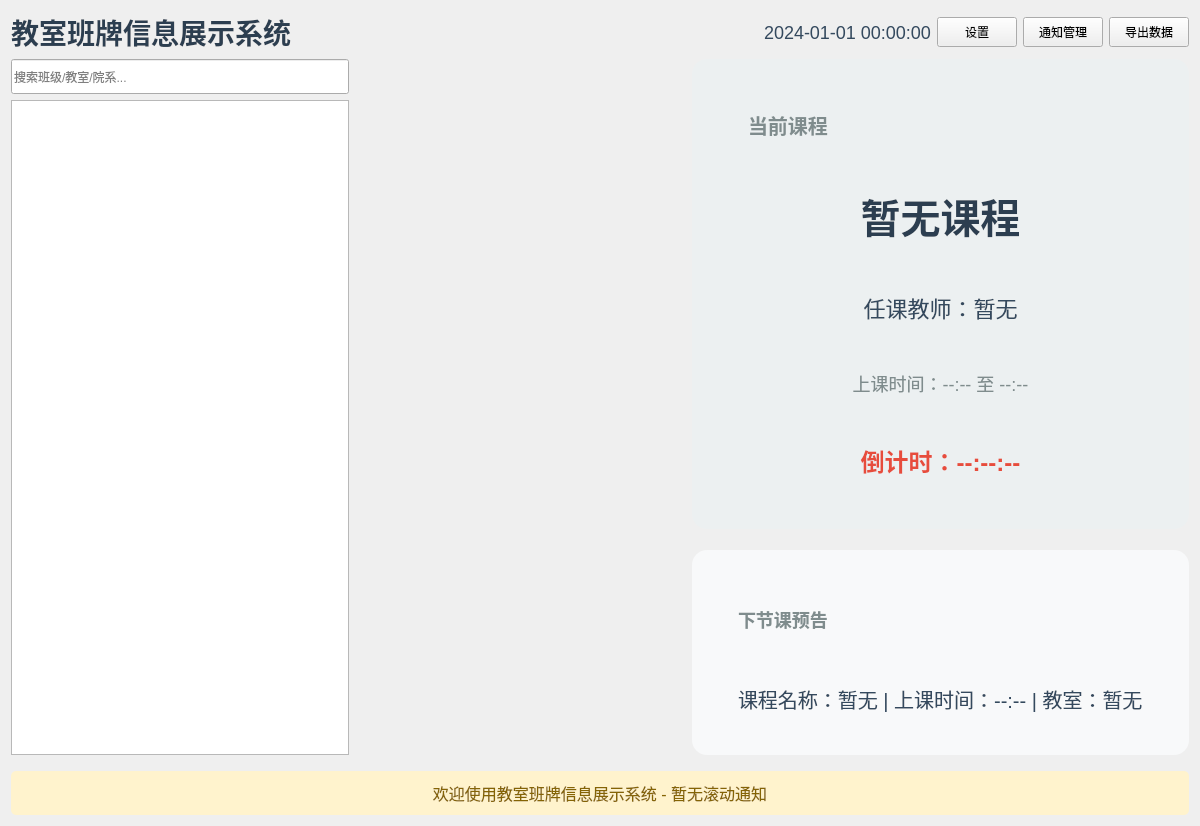
Above: src/ui/MainWindow.ui from xujianye0919/Qt-system before the change. Below: the same form after it.
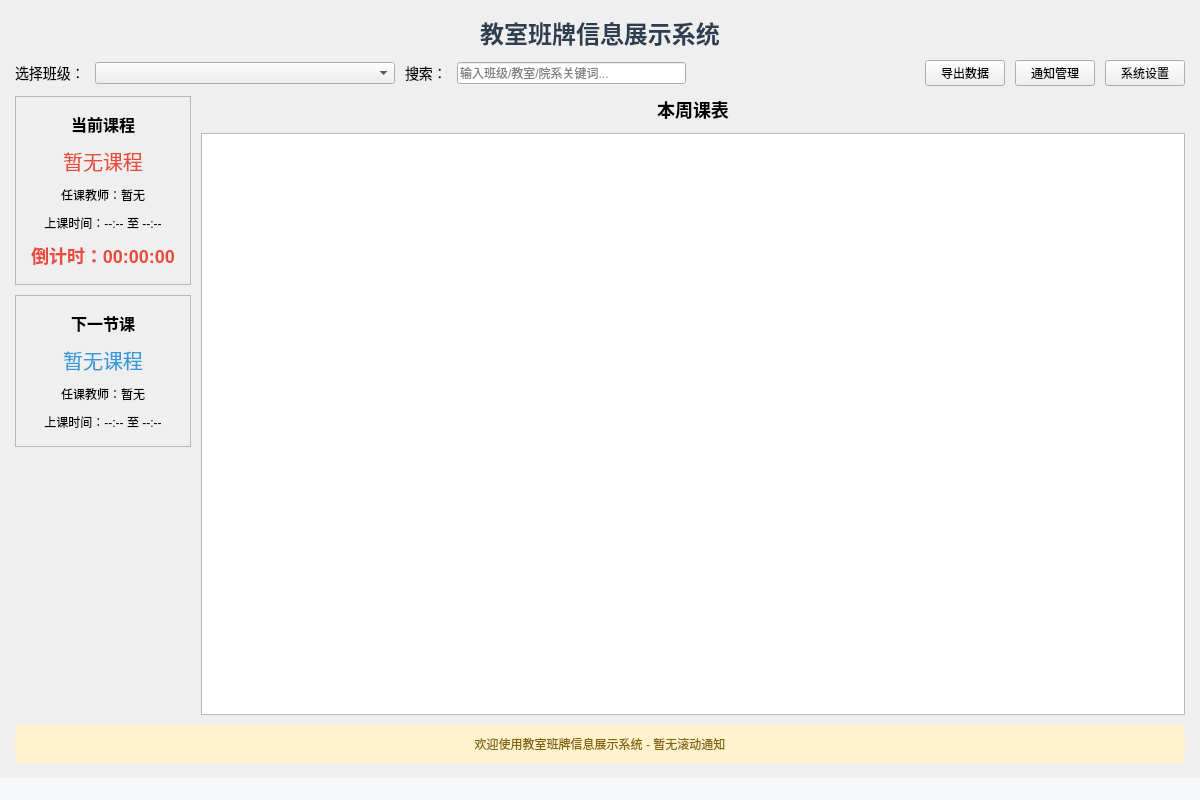
That is the form after the change.

Diff of the .ui file:
```diff
--- a/src/ui/MainWindow.ui
+++ b/src/ui/MainWindow.ui
@@ -14,22 +14,63 @@
    <string>教室班牌信息展示系统</string>
   </property>
   <widget class="QWidget" name="centralWidget">
-   <layout class="QVBoxLayout" name="verticalLayout_2">
-    <!-- 顶部区域 -->
+   <layout class="QVBoxLayout" name="verticalLayout_5">
+    <!-- 顶部标题栏 -->
     <item>
-     <layout class="QHBoxLayout" name="topLayout">
+     <widget class="QLabel" name="titleLabel">
+      <property name="text">
+       <string>教室班牌信息展示系统</string>
+      </property>
+      <property name="alignment">
+       <set>Qt::AlignCenter</set>
+      </property>
+      <property name="styleSheet">
+       <string>font-size: 24px; font-weight: bold; color: #2c3e50;</string>
+      </property>
+     </widget>
+    </item>
+    <!-- 班级选择+搜索栏 -->
+    <item>
+     <layout class="QHBoxLayout" name="horizontalLayout_1">
       <item>
-       <widget class="QLabel" name="titleLabel">
+       <widget class="QLabel" name="label_1">
         <property name="text">
-         <string>教室班牌信息展示系统</string>
+         <string>选择班级：</string>
         </property>
         <property name="styleSheet">
-         <string notr="true">font-size: 28px; font-weight: bold; color: #2c3e50;</string>
+         <string>font-size: 14px;</string>
         </property>
        </widget>
       </item>
       <item>
-       <spacer name="horizontalSpacer">
+       <widget class="QComboBox" name="classComboBox">
+        <property name="minimumSize">
+         <size>
+          <width>300</width>
+          <height>0</height>
+         </size>
+        </property>
+       </widget>
+      </item>
+      <item>
+       <widget class="QLabel" name="label_2">
+        <property name="text">
+         <string>搜索：</string>
+        </property>
+        <property name="styleSheet">
+         <string>font-size: 14px;</string>
+        </property>
+       </widget>
+      </item>
+      <item>
+       <widget class="QLineEdit" name="searchEdit">
+        <property name="placeholderText">
+         <string>输入班级/教室/院系关键词...</string>
+        </property>
+       </widget>
+      </item>
+      <item>
+       <spacer name="horizontalSpacer_1">
         <property name="orientation">
          <enum>Qt::Horizontal</enum>
         </property>
@@ -41,127 +82,54 @@
         </property>
        </spacer>
       </item>
-      <item>
-       <widget class="QLabel" name="timeLabel">
-        <property name="text">
-         <string>2024-01-01 00:00:00</string>
-        </property>
-        <property name="styleSheet">
-         <string notr="true">font-size: 18px; color: #34495e;</string>
-        </property>
-       </widget>
-      </item>
-      <item>
-       <widget class="QPushButton" name="settingsBtn">
-        <property name="text">
-         <string>设置</string>
-        </property>
-        <property name="minimumSize">
-         <size>
-          <width>80</width>
-          <height>30</height>
-         </size>
-        </property>
-       </widget>
-      </item>
-      <item>
-       <widget class="QPushButton" name="noticeBtn">
-        <property name="text">
-         <string>通知管理</string>
-        </property>
-        <property name="minimumSize">
-         <size>
-          <width>80</width>
-          <height>30</height>
-         </size>
-        </property>
-       </widget>
-      </item>
       <item>
        <widget class="QPushButton" name="exportBtn">
         <property name="text">
          <string>导出数据</string>
         </property>
-        <property name="minimumSize">
-         <size>
-          <width>80</width>
-          <height>30</height>
-         </size>
+       </widget>
+      </item>
+      <item>
+       <widget class="QPushButton" name="noticeManagerBtn">
+        <property name="text">
+         <string>通知管理</string>
+        </property>
+       </widget>
+      </item>
+      <item>
+       <widget class="QPushButton" name="settingsBtn">
+        <property name="text">
+         <string>系统设置</string>
         </property>
        </widget>
       </item>
      </layout>
     </item>
-    <!-- 中间核心区域 -->
+    <!-- 中间内容区（当前课程+课表） -->
     <item>
-     <layout class="QHBoxLayout" name="centralLayout">
-      <!-- 左侧班级区域 -->
+     <layout class="QHBoxLayout" name="horizontalLayout_2">
+      <!-- 左侧：当前/下节课信息 -->
       <item>
-       <layout class="QVBoxLayout" name="leftLayout">
-        <item>
-         <widget class="QLineEdit" name="searchEdit">
-          <property name="placeholderText">
-           <string>搜索班级/教室/院系...</string>
-          </property>
-          <property name="minimumSize">
-           <size>
-            <width>300</width>
-            <height>35</height>
-           </size>
-          </property>
-         </widget>
-        </item>
-        <item>
-         <widget class="QTableView" name="classTableView">
-          <property name="minimumSize">
-           <size>
-            <width>300</width>
-            <height>0</height>
-           </size>
-          </property>
-          <property name="selectionBehavior">
-           <enum>QAbstractItemView::SelectRows</enum>
-          </property>
-          <property name="editTriggers">
-           <set>QAbstractItemView::NoEditTriggers</set>
-          </property>
-          <property name="showGrid">
-           <bool>true</bool>
-          </property>
-         </widget>
-        </item>
-       </layout>
-      </item>
-      <item>
-       <spacer name="horizontalSpacer_2">
-        <property name="orientation">
-         <enum>Qt::Horizontal</enum>
-        </property>
-        <property name="sizeHint" stdset="0">
-         <size>
-          <width>30</width>
-          <height>20</height>
-         </size>
-        </property>
-       </spacer>
-      </item>
-      <!-- 右侧课程展示区域 -->
-      <item>
-       <layout class="QVBoxLayout" name="rightLayout">
-        <!-- 当前课程卡片 -->
+       <layout class="QVBoxLayout" name="verticalLayout_1">
         <item>
          <widget class="QFrame" name="currentCourseFrame">
-          <property name="styleSheet">
-           <string notr="true">background-color: #ecf0f1; border-radius: 15px; padding: 20px;</string>
+          <property name="frameShape">
+           <enum>QFrame::StyledPanel</enum>
           </property>
-          <layout class="QVBoxLayout" name="currentCourseLayout">
+          <property name="frameShadow">
+           <enum>QFrame::Raised</enum>
+          </property>
+          <layout class="QVBoxLayout" name="verticalLayout_2">
            <item>
-            <widget class="QLabel" name="currentCourseTitle">
+            <widget class="QLabel" name="label_3">
              <property name="text">
               <string>当前课程</string>
              </property>
+             <property name="alignment">
+              <set>Qt::AlignCenter</set>
+             </property>
              <property name="styleSheet">
-              <string notr="true">font-size: 20px; color: #7f8c8d; font-weight: 500;</string>
+              <string>font-size: 16px; font-weight: bold;</string>
              </property>
             </widget>
            </item>
@@ -170,12 +138,12 @@
              <property name="text">
               <string>暂无课程</string>
              </property>
-             <property name="styleSheet">
-              <string notr="true">font-size: 40px; font-weight: bold; color: #2c3e50; text-align: center;</string>
-             </property>
              <property name="alignment">
               <set>Qt::AlignCenter</set>
              </property>
+             <property name="styleSheet">
+              <string>font-size: 20px; color: #e74c3c;</string>
+             </property>
             </widget>
            </item>
            <item>
@@ -183,9 +151,6 @@
              <property name="text">
               <string>任课教师：暂无</string>
              </property>
-             <property name="styleSheet">
-              <string notr="true">font-size: 22px; color: #34495e; text-align: center;</string>
-             </property>
              <property name="alignment">
               <set>Qt::AlignCenter</set>
              </property>
@@ -196,9 +161,6 @@
              <property name="text">
               <string>上课时间：--:-- 至 --:--</string>
              </property>
-             <property name="styleSheet">
-              <string notr="true">font-size: 18px; color: #7f8c8d; text-align: center;</string>
-             </property>
              <property name="alignment">
               <set>Qt::AlignCenter</set>
              </property>
@@ -207,65 +169,140 @@
            <item>
             <widget class="QLabel" name="countdownLabel">
              <property name="text">
-              <string>倒计时：--:--:--</string>
-             </property>
-             <property name="styleSheet">
-              <string notr="true">font-size: 24px; font-weight: bold; color: #e74c3c; text-align: center;</string>
+              <string>倒计时：00:00:00</string>
              </property>
              <property name="alignment">
               <set>Qt::AlignCenter</set>
              </property>
+             <property name="styleSheet">
+              <string>font-size: 18px; font-weight: bold; color: #e74c3c;</string>
+             </property>
             </widget>
            </item>
           </layout>
          </widget>
         </item>
-        <!-- 下节课预告 -->
         <item>
          <widget class="QFrame" name="nextCourseFrame">
-          <property name="styleSheet">
-           <string notr="true">background-color: #f8f9fa; border-radius: 15px; padding: 15px; margin-top: 15px;</string>
+          <property name="frameShape">
+           <enum>QFrame::StyledPanel</enum>
           </property>
-          <layout class="QVBoxLayout" name="nextCourseLayout">
+          <property name="frameShadow">
+           <enum>QFrame::Raised</enum>
+          </property>
+          <layout class="QVBoxLayout" name="verticalLayout_3">
            <item>
-            <widget class="QLabel" name="nextCourseTitle">
+            <widget class="QLabel" name="label_4">
              <property name="text">
-              <string>下节课预告</string>
+              <string>下一节课</string>
              </property>
+             <property name="alignment">
+              <set>Qt::AlignCenter</set>
+             </property>
              <property name="styleSheet">
-              <string notr="true">font-size: 18px; color: #7f8c8d; font-weight: 500;</string>
+              <string>font-size: 16px; font-weight: bold;</string>
              </property>
             </widget>
            </item>
            <item>
-            <widget class="QLabel" name="nextCourseInfo">
+            <widget class="QLabel" name="nextCourseName">
              <property name="text">
-              <string>课程名称：暂无 | 上课时间：--:-- | 教室：暂无</string>
+              <string>暂无课程</string>
              </property>
+             <property name="alignment">
+              <set>Qt::AlignCenter</set>
+             </property>
              <property name="styleSheet">
-              <string notr="true">font-size: 20px; color: #34495e;</string>
+              <string>font-size: 20px; color: #3498db;</string>
+             </property>
+            </widget>
+           </item>
+           <item>
+            <widget class="QLabel" name="nextCourseTeacher">
+             <property name="text">
+              <string>任课教师：暂无</string>
+             </property>
+             <property name="alignment">
+              <set>Qt::AlignCenter</set>
+             </property>
+            </widget>
+           </item>
+           <item>
+            <widget class="QLabel" name="nextCourseTime">
+             <property name="text">
+              <string>上课时间：--:-- 至 --:--</string>
+             </property>
+             <property name="alignment">
+              <set>Qt::AlignCenter</set>
              </property>
             </widget>
            </item>
           </layout>
          </widget>
         </item>
+        <item>
+         <spacer name="verticalSpacer_1">
+          <property name="orientation">
+           <enum>Qt::Vertical</enum>
+          </property>
+          <property name="sizeHint" stdset="0">
+           <size>
+            <width>20</width>
+            <height>40</height>
+           </size>
+          </property>
+         </spacer>
+        </item>
+       </layout>
+      </item>
+      <!-- 右侧：课表展示 -->
+      <item>
+       <layout class="QVBoxLayout" name="verticalLayout_4">
+        <item>
+         <widget class="QLabel" name="label_5">
+          <property name="text">
+           <string>本周课表</string>
+          </property>
+          <property name="alignment">
+           <set>Qt::AlignCenter</set>
+          </property>
+          <property name="styleSheet">
+           <string>font-size: 18px; font-weight: bold;</string>
+          </property>
+         </widget>
+        </item>
+        <item>
+         <widget class="QTableView" name="classTableView">
+          <property name="minimumSize">
+           <size>
+            <width>600</width>
+            <height>0</height>
+           </size>
+          </property>
+          <property name="selectionBehavior">
+           <enum>QAbstractItemView::SelectRows</enum>
+          </property>
+          <property name="editTriggers">
+           <set>QAbstractItemView::NoEditTriggers</set>
+          </property>
+         </widget>
+        </item>
        </layout>
       </item>
      </layout>
     </item>
-    <!-- 底部滚动通知 -->
+    <!-- 底部：滚动通知栏 -->
     <item>
      <widget class="QLabel" name="marqueeLabel">
       <property name="text">
        <string>欢迎使用教室班牌信息展示系统 - 暂无滚动通知</string>
       </property>
-      <property name="styleSheet">
-       <string notr="true">background-color: #fff3cd; color: #856404; font-size: 16px; padding: 10px; border-radius: 5px; margin-top: 10px;</string>
-      </property>
       <property name="alignment">
        <set>Qt::AlignCenter</set>
       </property>
+      <property name="styleSheet">
+       <string>background-color: #fff3cd; color: #856404; padding: 10px; border-radius: 5px;</string>
+      </property>
      </widget>
     </item>
    </layout>
@@ -280,8 +317,13 @@
     </rect>
    </property>
   </widget>
+  <widget class="QStatusBar" name="statusBar">
+   <property name="styleSheet">
+    <string>background-color: #f8f9fa;</string>
+   </property>
+  </widget>
  </widget>
- <layoutdefault spacing="6" margin="11"/>
+ <layoutdefault spacing="10" margin="15"/>
  <resources/>
  <connections/>
 </ui>
```
Left out of the diff: 92 changed lines with no effect on the pictures.
